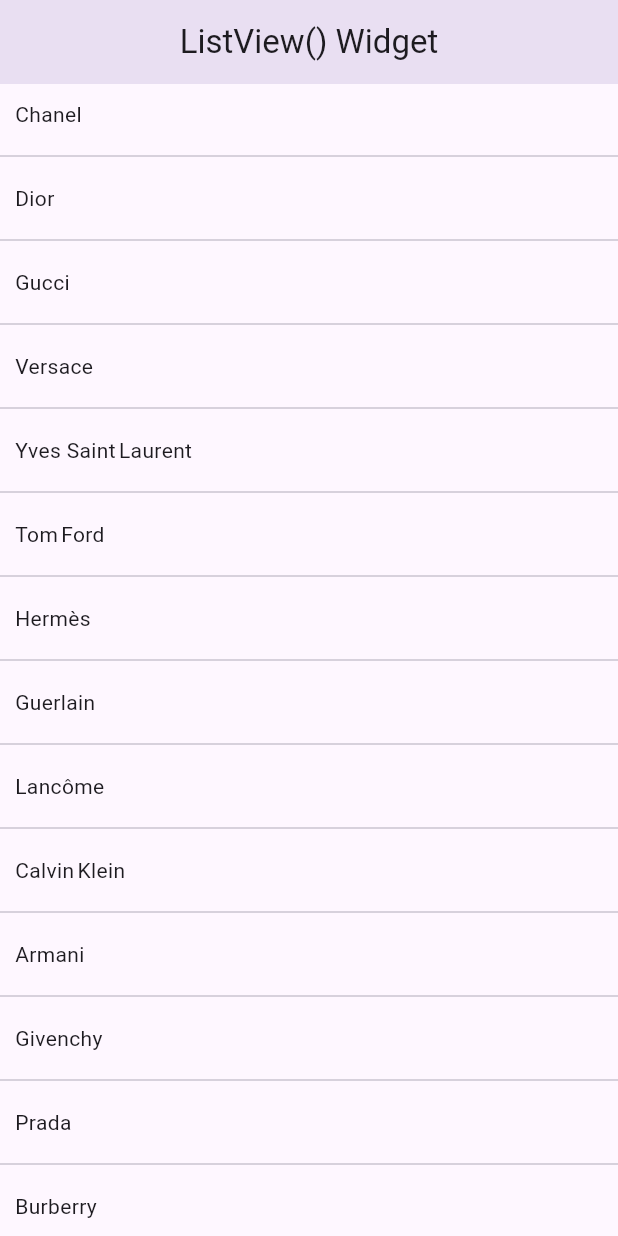
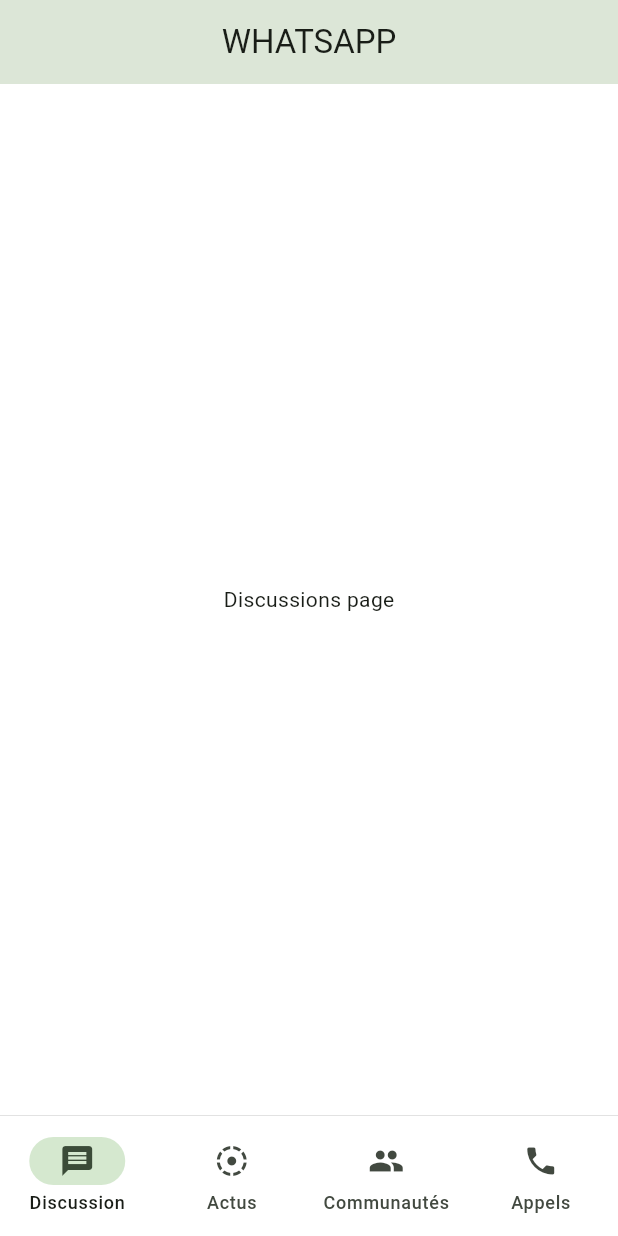
Before and after one commit to AnaisP974/flutter_tutorial, a Flutter app: the screen it shows after launch, on a phone screen of 412 x 824 dp. Run offline on Flutter 3.47's test engine with Material 3 defaults, Android fonts, the light colour scheme and no system bars.

Commit message:
Step6: bottomNavigationBar

```diff
--- a/lib/main.dart
+++ b/lib/main.dart
@@ -1,8 +1,24 @@
 import 'package:flutter/material.dart';
+import 'package:tuto2/pages/actus.dart';
+import 'package:tuto2/pages/communautes.dart';
+import 'package:tuto2/pages/appels.dart';
+import 'package:tuto2/pages/discussions.dart';
 
 void main() {
   // Entry point of the application
-  runApp(const MaterialApp(home: HomePage()));
+  runApp(
+    MaterialApp(
+      // Personnalisation du theme de la page
+      theme: ThemeData(
+        colorSchemeSeed: Colors.green,
+        scaffoldBackgroundColor: Colors.white,
+      ),
+      // Retrait de la bannière "Debug"
+      debugShowCheckedModeBanner: false,
+      // Lancement de la HomePage
+      home: const HomePage(),
+    ),
+  );
 }
 
 class HomePage extends StatefulWidget {
@@ -15,68 +31,56 @@
 }
 
 class HomePageState extends State<HomePage> {
-  List<String> perfumeBrands = [
-    "Chanel",
-    "Dior",
-    "Gucci",
-    "Versace",
-    "Yves Saint Laurent",
-    "Tom Ford",
-    "Hermès",
-    "Guerlain",
-    "Lancôme",
-    "Calvin Klein",
-    "Armani",
-    "Givenchy",
-    "Prada",
-    "Burberry",
-    "Montblanc",
-    "Hugo Boss",
-    "Dolce & Gabbana",
-    "Jimmy Choo",
-    "Jo Malone London",
-    "Creed",
-    "Maison Francis Kurkdjian",
-    "Byredo",
-    "Acqua di Parma",
-    "Issey Miyake",
-    "Elie Saab",
-    "Salvatore Ferragamo",
-    "Armaf",
-    "Lattafa",
-    "Roberto Cavalli",
-    "Valentino",
-    "Ariana Grande Fragrances",
-    "Versace Dylan Blue (brand instead maybe Versace)",
-    "Kenzo",
-    "Mugler",
-    "Nina Ricci",
-    "Cacharel",
-    "Bvlgari",
-    "Paco Rabanne",
-    "Carolina Herrera",
-    "Coach",
-    "Tommy Hilfiger",
-    "Jean Paul Gaultier"
+  // Stockage des pages dans l'ordre d'affichage
+  final pages = [
+    DiscussionsPage(),
+    ActusPage(),
+    CommunautesPage(),
+    AppelsPage(),
   ];
+
+  // Initialisation de la variable pageIndex à 0
+  int pageIndex = 0;
 
   @override
   Widget build(BuildContext context) {
     return Scaffold(
+
+      // **** Barre de Navigation ****
       appBar: AppBar(
-        title: Center(child: const Text('ListView() Widget')),
-        elevation: 12.0,
+        title: Center(child: const Text('WHATSAPP')),
+        elevation: 12.0, // permet l'ajout d'un filtre
       ),
-      body: ListView.separated(
-        itemCount: perfumeBrands.length,
-        itemBuilder: (context, index) {
-          return Container(
-            margin: const EdgeInsets.all(10.0),
-            child: Text(perfumeBrands[index]),
-          );
-        },
-        separatorBuilder: (context, index) => const Divider(),
-      )
+
+      // **** Body ****
+      // on affiche la page en fonction de pageIndex (initialisé à 0)
+      body: pages[pageIndex],
+
+      //  **** Footer ****
+      bottomNavigationBar: Container(
+        decoration: BoxDecoration(
+          border: Border(
+            top: BorderSide(color: Colors.grey, width: 0.2)
+          )
+        ),
+        child: NavigationBar(
+          selectedIndex: pageIndex, // Permet de rendre le bouton actif selon pageIndex
+          onDestinationSelected: (int index) {
+            // mettre à jour le pageIndex
+            setState(() {
+              pageIndex = index;
+            });
+          },
+          backgroundColor: Colors.white,
+          // Les différents boutons
+          destinations: [
+            NavigationDestination(icon: Icon(Icons.message), label: "Discussion"),
+            NavigationDestination(icon: Icon(Icons.filter_tilt_shift), label: "Actus"),
+            NavigationDestination(icon: Icon(Icons.group), label: "Communautés"),
+            NavigationDestination(icon: Icon(Icons.phone), label: "Appels"),
+          ],
+        ),
+      ),
     );
   }
 }
--- /dev/null
+++ b/lib/pages/actus.dart
@@ -0,0 +1,12 @@
+import 'package:flutter/material.dart';
+
+class ActusPage extends StatelessWidget {
+  const ActusPage({super.key});
+
+  @override
+  Widget build(BuildContext context) {
+    return Center(
+      child: Text("Actus page"),
+    );
+  }
+}
--- /dev/null
+++ b/lib/pages/appels.dart
@@ -0,0 +1,12 @@
+import 'package:flutter/material.dart';
+
+class AppelsPage extends StatelessWidget {
+  const AppelsPage({super.key});
+
+  @override
+  Widget build(BuildContext context) {
+    return Center(
+      child: Text("Appels page"),
+    );
+  }
+}
--- /dev/null
+++ b/lib/pages/communautes.dart
@@ -0,0 +1,12 @@
+import 'package:flutter/material.dart';
+
+class CommunautesPage extends StatelessWidget {
+  const CommunautesPage({super.key});
+
+  @override
+  Widget build(BuildContext context) {
+    return Center(
+      child: Text("Communautés page"),
+    );
+  }
+}
--- /dev/null
+++ b/lib/pages/discussions.dart
@@ -0,0 +1,12 @@
+import 'package:flutter/material.dart';
+
+class DiscussionsPage extends StatelessWidget {
+  const DiscussionsPage({super.key});
+
+  @override
+  Widget build(BuildContext context) {
+    return Center(
+      child: Text("Discussions page"),
+    );
+  }
+}
```
